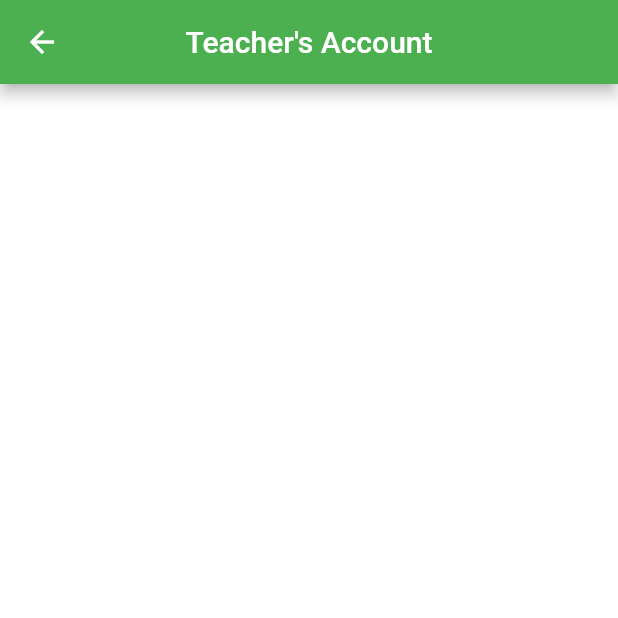
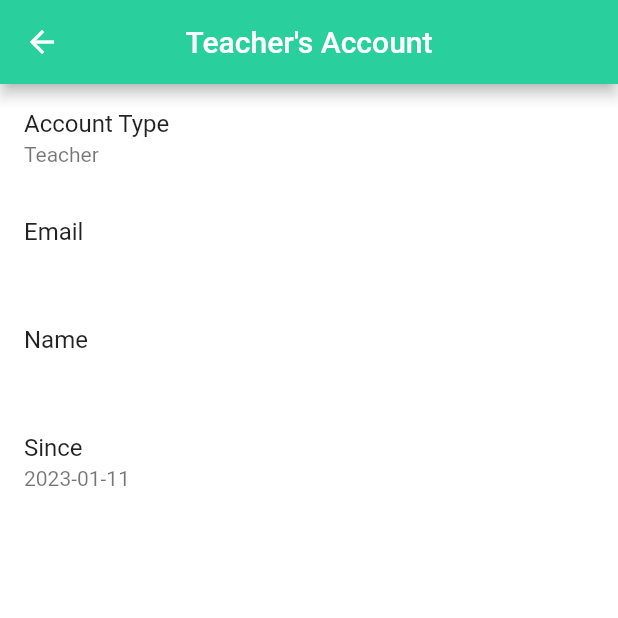
Before and after one commit to n1ghtbyte/Assessments-App, a Flutter app: the TeacherProfile screen opened directly, on a phone screen of 412 x 824 dp, the top half of it. Run offline on Flutter 3.47's test engine with Material 2 defaults, Android fonts, the phone set to English and light mode, and no system bars; our stand-ins replace cloud_firestore, firebase_auth, firebase_core, fl_chart, flutter_speed_dial, loader_overlay; accounts and stored records are empty.

Commit message:
A profile for the teacher :)

```diff
--- a/lib/pages/Teacher/Account/TeacherProfile.dart
+++ b/lib/pages/Teacher/Account/TeacherProfile.dart
@@ -1,4 +1,7 @@
+import 'package:cloud_firestore/cloud_firestore.dart';
+import 'package:firebase_auth/firebase_auth.dart';
 import 'package:flutter/material.dart';
+import 'package:intl/intl.dart';
 
 class TeacherProfile extends StatefulWidget {
   @override
@@ -11,13 +14,64 @@ class _TeacherProfileState extends State<TeacherProfile> {
     super.initState();
   }
 
+  final db = FirebaseFirestore.instance;
+
   @override
   Widget build(BuildContext context) {
-    return Scaffold(
-      appBar: AppBar(
-        title: Text('Teacher\'s Account'),
-        centerTitle: true,
-      ),
+    db.settings = const Settings(
+      persistenceEnabled: true,
+      cacheSizeBytes: 2048576,
+    );
+    var teacherDoc = db.collection('users');
+
+    String? currentUser = FirebaseAuth.instance.currentUser!.email;
+
+    return FutureBuilder<DocumentSnapshot>(
+      future: teacherDoc.doc(currentUser).get(),
+      builder:
+          (BuildContext context, AsyncSnapshot<DocumentSnapshot> snapshot) {
+        if (snapshot.hasError) {
+          return Text("Something went wrong");
+        }
+        if (!snapshot.hasData) {
+          return Container(
+            child: Center(
+                // child: CircularProgressIndicator(),
+                ),
+          );
+        }
+        print(snapshot.data?.data());
+        Map<String, dynamic> data =
+            snapshot.data!.data() as Map<String, dynamic>;
+        return Scaffold(
+          appBar: AppBar(
+            backgroundColor: Color(0xFF29D09E),
+            title: Text('Teacher\'s Account'),
+            centerTitle: true,
+          ),
+          body: Column(
+            children: [
+              ListTile(
+                title: Text("Account Type"),
+                subtitle: Text("Teacher"),
+              ),
+              ListTile(
+                title: Text("Email"),
+                subtitle: Text(data['Email']),
+              ),
+              ListTile(
+                title: Text("Name"),
+                subtitle: Text(data['FirstName'] + ' ' + data['LastName']),
+              ),
+              ListTile(
+                title: Text("Since"),
+                subtitle: Text(DateFormat('yyyy-MM-dd')
+                    .format((data['Created'] as Timestamp).toDate())),
+              )
+            ],
+          ),
+        );
+      },
     );
   }
 }
```
